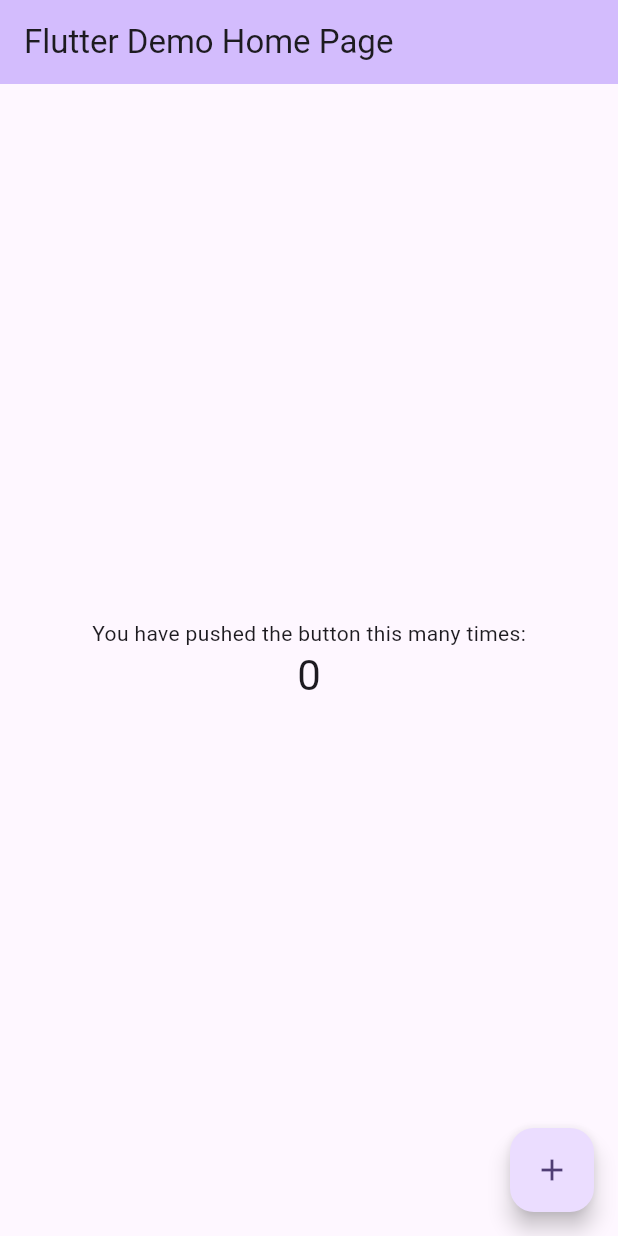
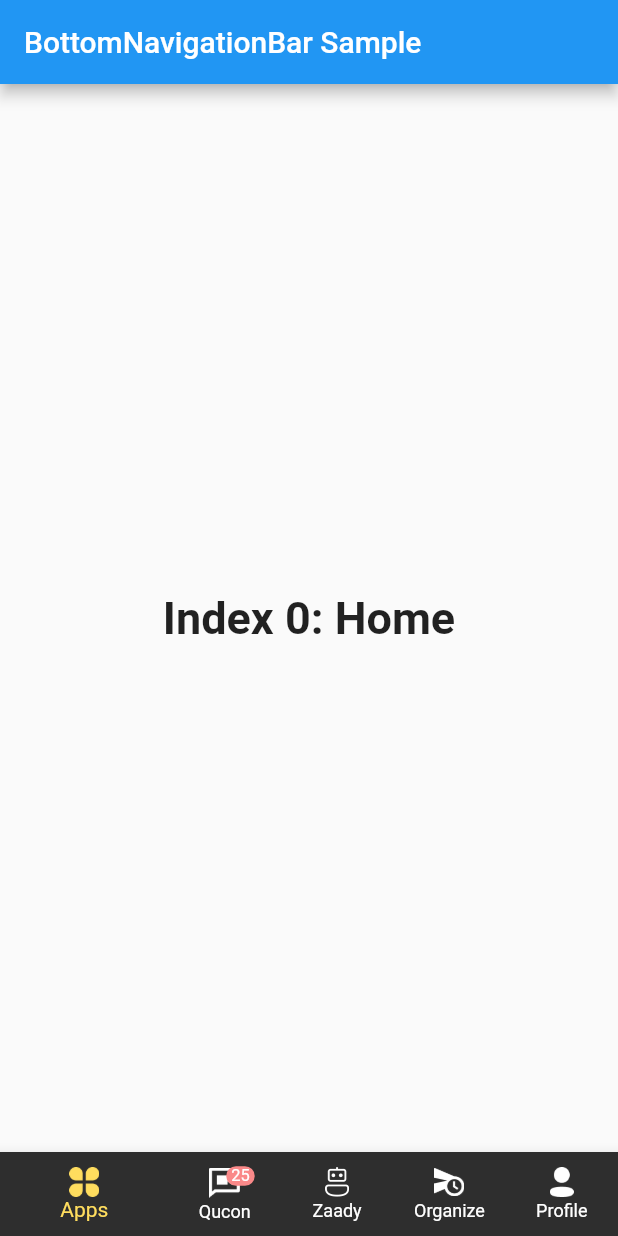
Before and after one commit to beidemichael/beidemichael_tiktok, a Flutter app: the screen it shows after launch, on a phone screen of 412 x 824 dp. Run offline on Flutter 3.47's test engine with Material 2 defaults, Android fonts, the phone set to English and light mode, and no system bars.

Commit message:
added bottom navigarion bar

```diff
--- a/lib/main.dart
+++ b/lib/main.dart
@@ -1,3 +1,4 @@
+import 'package:beidemichael_tiktok/screens/home.dart';
 import 'package:flutter/material.dart';
 
 void main() {
@@ -7,119 +8,11 @@ void main() {
 class MyApp extends StatelessWidget {
   const MyApp({super.key});
 
-  // This widget is the root of your application.
   @override
   Widget build(BuildContext context) {
     return MaterialApp(
-      title: 'Flutter Demo',
-      theme: ThemeData(
-        // This is the theme of your application.
-        //
-        // TRY THIS: Try running your application with "flutter run". You'll see
-        // the application has a blue toolbar. Then, without quitting the app,
-        // try changing the seedColor in the colorScheme below to Colors.green
-        // and then invoke "hot reload" (save your changes or press the "hot
-        // reload" button in a Flutter-supported IDE, or press "r" if you used
-        // the command line to start the app).
-        //
-        // Notice that the counter didn't reset back to zero; the application
-        // state is not lost during the reload. To reset the state, use hot
-        // restart instead.
-        //
-        // This works for code too, not just values: Most code changes can be
-        // tested with just a hot reload.
-        colorScheme: ColorScheme.fromSeed(seedColor: Colors.deepPurple),
-        useMaterial3: true,
-      ),
-      home: const MyHomePage(title: 'Flutter Demo Home Page'),
+      debugShowCheckedModeBanner: false,
+      home: const HomePage(),
     );
   }
 }
-
-class MyHomePage extends StatefulWidget {
-  const MyHomePage({super.key, required this.title});
-
-  // This widget is the home page of your application. It is stateful, meaning
-  // that it has a State object (defined below) that contains fields that affect
-  // how it looks.
-
-  // This class is the configuration for the state. It holds the values (in this
-  // case the title) provided by the parent (in this case the App widget) and
-  // used by the build method of the State. Fields in a Widget subclass are
-  // always marked "final".
-
-  final String title;
-
-  @override
-  State<MyHomePage> createState() => _MyHomePageState();
-}
-
-class _MyHomePageState extends State<MyHomePage> {
-  int _counter = 0;
-
-  void _incrementCounter() {
-    setState(() {
-      // This call to setState tells the Flutter framework that something has
-      // changed in this State, which causes it to rerun the build method below
-      // so that the display can reflect the updated values. If we changed
-      // _counter without calling setState(), then the build method would not be
-      // called again, and so nothing would appear to happen.
-      _counter++;
-    });
-  }
-
-  @override
-  Widget build(BuildContext context) {
-    // This method is rerun every time setState is called, for instance as done
-    // by the _incrementCounter method above.
-    //
-    // The Flutter framework has been optimized to make rerunning build methods
-    // fast, so that you can just rebuild anything that needs updating rather
-    // than having to individually change instances of widgets.
-    return Scaffold(
-      appBar: AppBar(
-        // TRY THIS: Try changing the color here to a specific color (to
-        // Colors.amber, perhaps?) and trigger a hot reload to see the AppBar
-        // change color while the other colors stay the same.
-        backgroundColor: Theme.of(context).colorScheme.inversePrimary,
-        // Here we take the value from the MyHomePage object that was created by
-        // the App.build method, and use it to set our appbar title.
-        title: Text(widget.title),
-      ),
-      body: Center(
-        // Center is a layout widget. It takes a single child and positions it
-        // in the middle of the parent.
-        child: Column(
-          // Column is also a layout widget. It takes a list of children and
-          // arranges them vertically. By default, it sizes itself to fit its
-          // children horizontally, and tries to be as tall as its parent.
-          //
-          // Column has various properties to control how it sizes itself and
-          // how it positions its children. Here we use mainAxisAlignment to
-          // center the children vertically; the main axis here is the vertical
-          // axis because Columns are vertical (the cross axis would be
-          // horizontal).
-          //
-          // TRY THIS: Invoke "debug painting" (choose the "Toggle Debug Paint"
-          // action in the IDE, or press "p" in the console), to see the
-          // wireframe for each widget.
-          mainAxisAlignment: MainAxisAlignment.center,
-          children: <Widget>[
-            const Text(
-              'You have pushed the button this many times:',
-            ),
-            Text(
-              '$_counter',
-              style: Theme.of(context).textTheme.headlineMedium,
-            ),
-          ],
-        ),
-      ),
-      floatingActionButton: FloatingActionButton(
-        onPressed: _incrementCounter,
-        tooltip: 'Increment',
-        child: const Icon(Icons.add),
-      ), // This trailing comma makes auto-formatting nicer for build methods.
-    );
-  }
-}
--- a/lib/screens/home.dart
+++ b/lib/screens/home.dart
@@ -0,0 +1,151 @@
+import 'package:flutter/material.dart';
+
+class HomePage extends StatefulWidget {
+  const HomePage({super.key});
+
+  @override
+  State<HomePage> createState() => _HomePageState();
+}
+
+class _HomePageState extends State<HomePage> {
+  int _selectedIndex = 0;
+  static const TextStyle optionStyle =
+      TextStyle(fontSize: 30, fontWeight: FontWeight.bold);
+  static const List<Widget> _widgetOptions = <Widget>[
+    Text(
+      'Index 0: Home',
+      style: optionStyle,
+    ),
+    Text(
+      'Index 1: Business',
+      style: optionStyle,
+    ),
+    Text(
+      'Index 2: School',
+      style: optionStyle,
+    ),
+    Text(
+      'Index 3: Settings',
+      style: optionStyle,
+    ),
+    Text(
+      'Index 4: Settings',
+      style: optionStyle,
+    ),
+  ];
+
+  void _onItemTapped(int index) {
+    setState(() {
+      _selectedIndex = index;
+    });
+  }
+
+  @override
+  Widget build(BuildContext context) {
+    return Scaffold(
+      appBar: AppBar(
+        title: const Text('BottomNavigationBar Sample'),
+      ),
+      body: Center(
+        child: _widgetOptions.elementAt(_selectedIndex),
+      ),
+      bottomNavigationBar: BottomNavigationBar(
+        currentIndex: _selectedIndex,
+        selectedItemColor: Color(0xFFFFDD5E),
+        showSelectedLabels: true,
+        showUnselectedLabels: true,
+        onTap: _onItemTapped,
+        items: <BottomNavigationBarItem>[
+          BottomNavigationBarItem(
+            icon: Image.asset(
+              'assets/Apps.png',
+              width: 20,
+              height: 20,
+              color: _selectedIndex == 0 ? Color(0xFFFFDD5E) : Colors.white,
+            ),
+            label: 'Apps',
+            backgroundColor: Color(0xFF2E2E2E),
+            // backgroundColor: Colors.red,
+          ),
+          BottomNavigationBarItem(
+            icon: Container(
+              // color: Colors.orange,
+              width: 40,
+              height: 21,
+              child: Stack(
+                children: [
+                  Positioned(
+                    bottom: 0,
+                    left: 0,
+                    right: 0,
+                    child: Image.asset(
+                      'assets/Qucon.png',
+                      width: 20,
+                      height: 20,
+                      color: _selectedIndex == 1
+                          ? Color(0xFFFFDD5E)
+                          : Colors.white,
+                    ),
+                  ),
+                  Positioned(
+                    top: 0,
+                    right: 0,
+                    child: Container(
+                      width: 19,
+                      height: 13,
+                      decoration: BoxDecoration(
+                        borderRadius: BorderRadius.circular(10),
+                        color: Color(0xFFFA8989),
+                      ),
+                      child: Center(
+                          child: Text(
+                        '25',
+                        style: TextStyle(color: Colors.white, fontSize: 11),
+                      )),
+                    ),
+                  )
+                ],
+              ),
+            ),
+            label: 'Qucon',
+            backgroundColor: Color(0xFF2E2E2E),
+            // backgroundColor: Colors.green,
+          ),
+          BottomNavigationBarItem(
+            icon: Image.asset(
+              'assets/Zaady.png',
+              width: 20,
+              height: 20,
+              color: _selectedIndex == 2 ? Color(0xFFFFDD5E) : Colors.white,
+            ),
+            label: 'Zaady',
+            backgroundColor: Color(0xFF2E2E2E),
+            // backgroundColor: Colors.purple,
+          ),
+          BottomNavigationBarItem(
+            icon: Image.asset(
+              'assets/Organize.png',
+              width: 20,
+              height: 20,
+              color: _selectedIndex == 3 ? Color(0xFFFFDD5E) : Colors.white,
+            ),
+            label: 'Organize',
+            backgroundColor: Color(0xFF2E2E2E),
+            // backgroundColor: Colors.pink,
+          ),
+          BottomNavigationBarItem(
+            icon: Image.asset(
+              'assets/Profile.png',
+              width: 20,
+              height: 20,
+              color: _selectedIndex == 4 ? Color(0xFFFFDD5E) : Colors.white,
+            ),
+            label: 'Profile',
+            backgroundColor: Color(0xFF2E2E2E),
+            // backgroundColor: Colors.pink,
+          ),
+        ],
+      ),
+    );
+  }
+}
--- a/pubspec.yaml
+++ b/pubspec.yaml
@@ -59,8 +59,8 @@ flutter:
   uses-material-design: true
 
   # To add assets to your application, add an assets section, like this:
-  # assets:
-  #   - images/a_dot_burr.jpeg
+  assets:
+    - assets/
   #   - images/a_dot_ham.jpeg
 
   # An image asset can refer to one or more resolution-specific "variants", see
```
Also changed, not shown: assets/Apps.png (added), assets/Organize.png (added), assets/Profile.png (added), assets/Qucon.png (added), assets/Vector.png (added), assets/Zaady.png (added).
